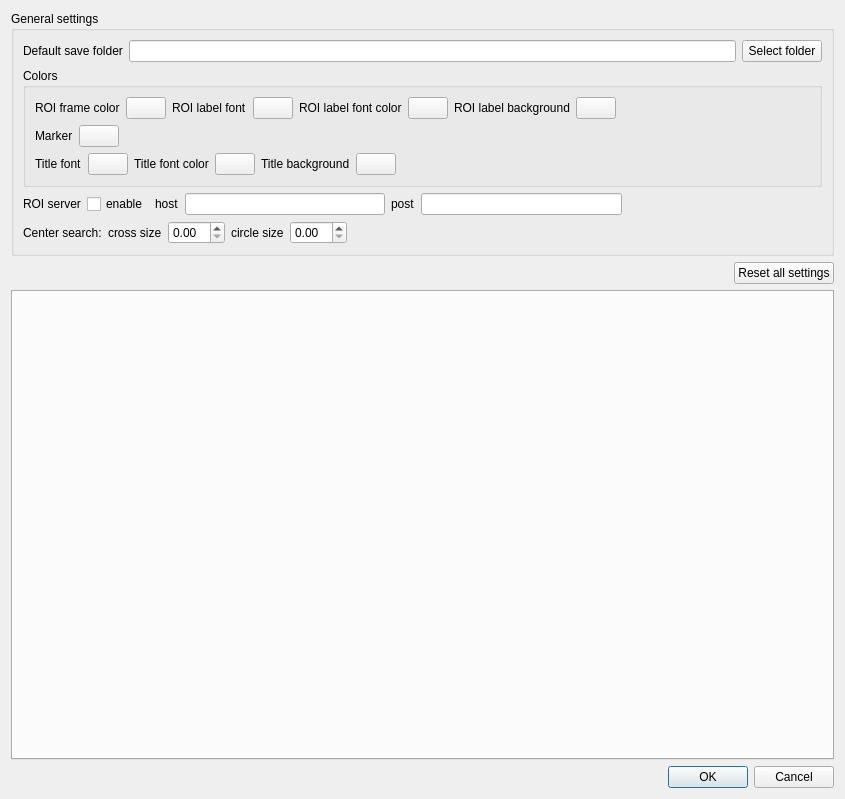
yamedvedya/camera_viewer, file uis/SettingsDialog.ui: the form before one commit.
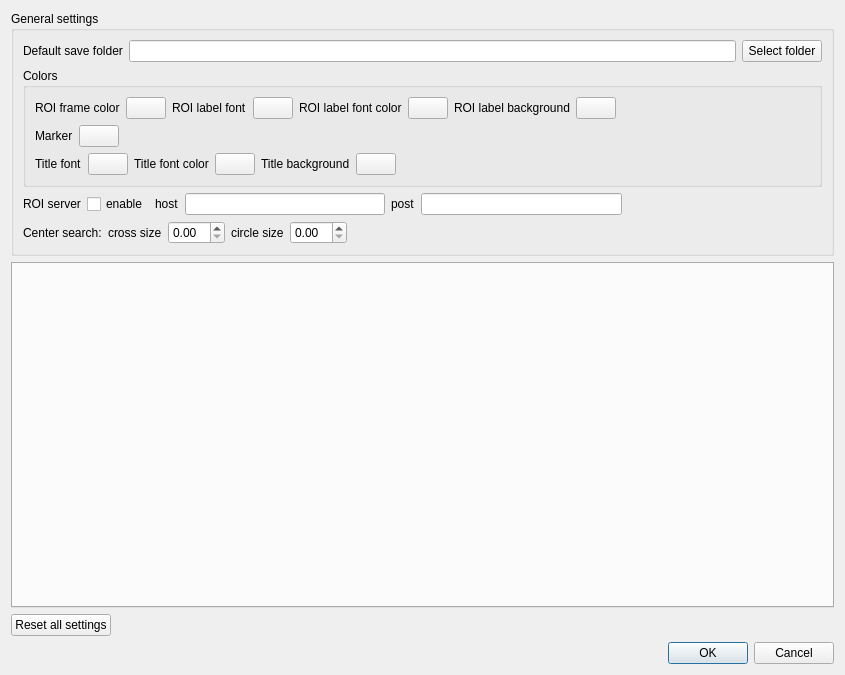
The form after the commit.

Commit message: question to reset

```diff
--- a/uis/SettingsDialog.ui
+++ b/uis/SettingsDialog.ui
@@ -7,7 +7,7 @@
     <x>0</x>
     <y>0</y>
     <width>845</width>
-    <height>799</height>
+    <height>675</height>
    </rect>
   </property>
   <property name="windowTitle">
@@ -311,8 +311,22 @@
      </layout>
     </widget>
    </item>
+   <item>
+    <widget class="QTabWidget" name="tb_cameras">
+     <property name="currentIndex">
+      <number>-1</number>
+     </property>
+    </widget>
+   </item>
    <item>
     <layout class="QHBoxLayout" name="horizontalLayout_7">
+     <item>
+      <widget class="QPushButton" name="cmd_reset_settings">
+       <property name="text">
+        <string>Reset all settings</string>
+       </property>
+      </widget>
+     </item>
      <item>
       <spacer name="horizontalSpacer_6">
        <property name="orientation">
@@ -326,22 +340,8 @@
        </property>
       </spacer>
      </item>
-     <item>
-      <widget class="QPushButton" name="cmd_reset_settings">
-       <property name="text">
-        <string>Reset all settings</string>
-       </property>
-      </widget>
-     </item>
     </layout>
    </item>
-   <item>
-    <widget class="QTabWidget" name="tb_cameras">
-     <property name="currentIndex">
-      <number>-1</number>
-     </property>
-    </widget>
-   </item>
    <item>
     <widget class="QDialogButtonBox" name="buttonBox">
      <property name="locale">
```
The commit also changes 4 other files.
